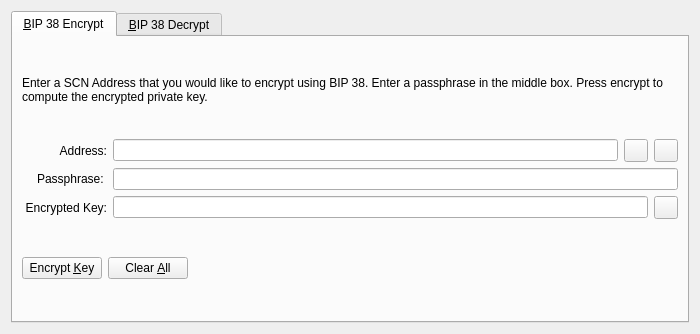
Above: src/qt/forms/bip38tooldialog.ui from Salvage-Ex/Salvage before the change. Below: the same form after it.
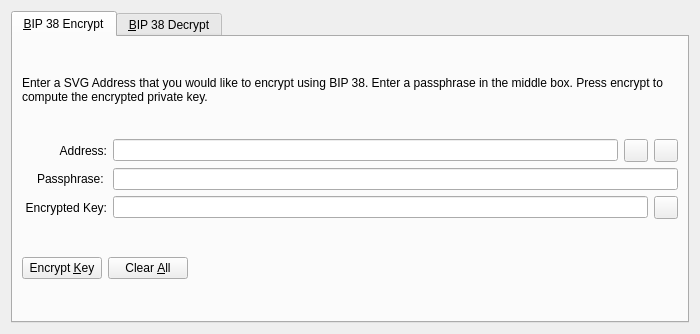
That is the form after the change. The open tabs and pages were chosen to show the change. Icons and pictures are not drawn. Custom widgets are drawn as their Qt base class.

The edit to the form file:
```diff
--- a/src/qt/forms/bip38tooldialog.ui
+++ b/src/qt/forms/bip38tooldialog.ui
@@ -30,7 +30,7 @@
        <item>
         <widget class="QLabel" name="infoLabel_ENC">
          <property name="text">
-          <string>Enter a SCN Address that you would like to encrypt using BIP 38. Enter a passphrase in the middle box. Press encrypt to compute the encrypted private key.</string>
+          <string>Enter a SVG Address that you would like to encrypt using BIP 38. Enter a passphrase in the middle box. Press encrypt to compute the encrypted private key.</string>
          </property>
          <property name="textFormat">
           <enum>Qt::PlainText</enum>
```
Left out of the diff: 4 changed lines with no effect on the pictures.
